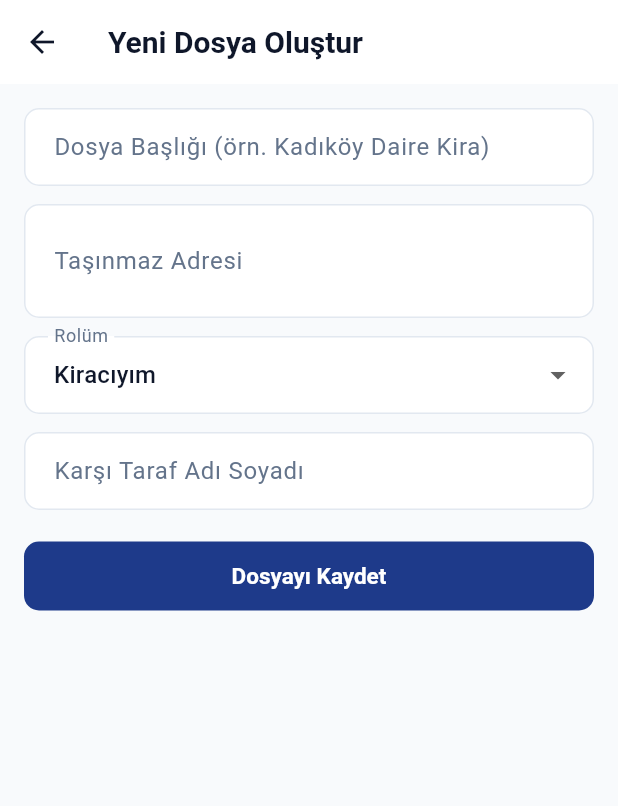
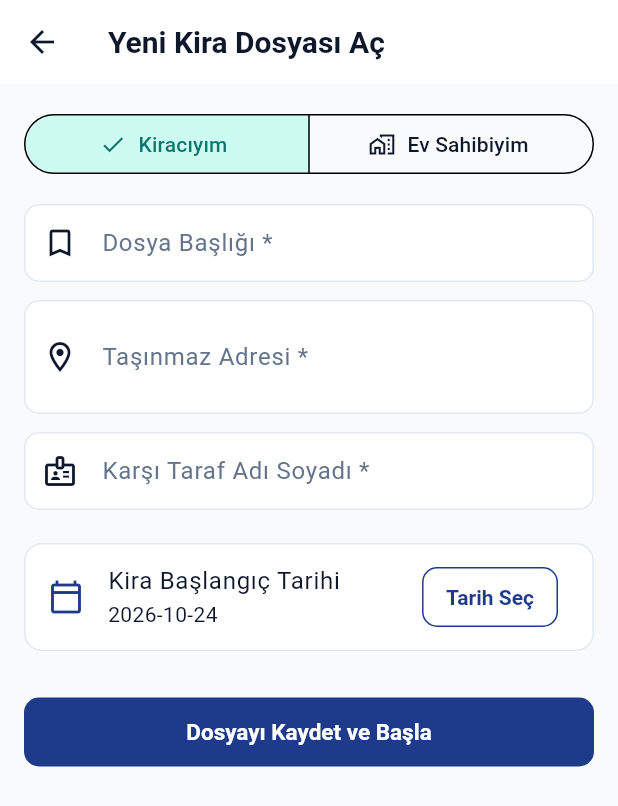
Before and after one commit to tubaknr/kiraci-app, a Flutter app: the CaseCreateView screen opened directly with empty values, on a phone screen of 412 x 824 dp. Shown: the top 806 px of the screen. Run offline on Flutter 3.47's test engine with Material 3 defaults, Android fonts, the phone set to English and light mode, and no system bars; our stand-ins replace local_auth, sqflite; accounts and stored records are empty.

Commit message:
feat(cases): T07 - CasesView and CaseCreateView full UI polish

```diff
--- a/lib/features/cases/view/case_create_view.dart
+++ b/lib/features/cases/view/case_create_view.dart
@@ -1,8 +1,9 @@
 import 'package:flutter/material.dart';
+import '../../../core/constants/app_colors.dart';
 import '../../../core/constants/view_status.dart';
 import '../controller/case_create_controller.dart';
 
-/// Mock Dosya Oluştur Ekranı (Sümeyye T07'de güncelleyecek)
+/// Dosya Oluştur Ekranı (Sümeyye - T07)
 class CaseCreateView extends StatefulWidget {
   final CaseCreateController controller;
   final VoidCallback? onSuccess;
@@ -18,11 +19,11 @@ class CaseCreateView extends StatefulWidget {
 }
 
 class _CaseCreateViewState extends State<CaseCreateView> {
-  final _titleController = TextEditingController();
-  final _addressController = TextEditingController();
-  final _otherPartyController = TextEditingController();
+  final TextEditingController _titleController = TextEditingController();
+  final TextEditingController _addressController = TextEditingController();
+  final TextEditingController _otherPartyController = TextEditingController();
   String _selectedRole = 'tenant';
-  final DateTime _leaseStart = DateTime.now();
+  DateTime _leaseStart = DateTime.now();
 
   @override
   void dispose() {
@@ -32,12 +33,24 @@ class _CaseCreateViewState extends State<CaseCreateView> {
     super.dispose();
   }
 
+  Future<void> _pickLeaseDate() async {
+    final DateTime? picked = await showDatePicker(
+      context: context,
+      initialDate: _leaseStart,
+      firstDate: DateTime(2000),
+      lastDate: DateTime(2100),
+    );
+    if (picked != null) {
+      setState(() => _leaseStart = picked);
+    }
+  }
+
   Future<void> _submit() async {
-    final success = await widget.controller.createCase(
-      title: _titleController.text,
-      address: _addressController.text,
+    final bool success = await widget.controller.createCase(
+      title: _titleController.text.trim(),
+      address: _addressController.text.trim(),
       myRole: _selectedRole,
-      otherPartyName: _otherPartyController.text,
+      otherPartyName: _otherPartyController.text.trim(),
       leaseStart: _leaseStart,
     );
 
@@ -50,80 +63,145 @@ class _CaseCreateViewState extends State<CaseCreateView> {
   @override
   Widget build(BuildContext context) {
     return Scaffold(
-      appBar: AppBar(title: const Text('Yeni Dosya Oluştur')),
+      appBar: AppBar(
+        title: const Text('Yeni Kira Dosyası Aç'),
+      ),
       body: SingleChildScrollView(
         padding: const EdgeInsets.all(16.0),
         child: Column(
           crossAxisAlignment: CrossAxisAlignment.stretch,
           children: [
+            _buildRoleSelector(),
+            const SizedBox(height: 16),
+            _buildTextFields(),
+            const SizedBox(height: 16),
+            _buildDatePickerTile(),
+            const SizedBox(height: 16),
+            _buildErrorMessage(),
+            const SizedBox(height: 8),
+            _buildSubmitButton(),
+          ],
+        ),
+      ),
+    );
+  }
+
+  Widget _buildRoleSelector() {
+    return SegmentedButton<String>(
+      segments: const [
+        ButtonSegment<String>(
+          value: 'tenant',
+          label: Text('Kiracıyım'),
+          icon: Icon(Icons.person_outline),
+        ),
+        ButtonSegment<String>(
+          value: 'landlord',
+          label: Text('Ev Sahibiyim'),
+          icon: Icon(Icons.home_work_outlined),
+        ),
+      ],
+      selected: {_selectedRole},
+      onSelectionChanged: (Set<String> newSelection) {
+        setState(() => _selectedRole = newSelection.first);
+      },
+    );
+  }
+
+  Widget _buildTextFields() {
+    return Column(
+      children: [
         TextField(
           controller: _titleController,
           decoration: const InputDecoration(
-                labelText: 'Dosya Başlığı (örn. Kadıköy Daire Kira)',
-                border: OutlineInputBorder(),
+            labelText: 'Dosya Başlığı *',
+            hintText: 'Örn: Kadıköy Moda Daire Kirası',
+            prefixIcon: Icon(Icons.bookmark_border),
           ),
         ),
         const SizedBox(height: 12),
         TextField(
           controller: _addressController,
+          maxLines: 2,
           decoration: const InputDecoration(
-                labelText: 'Taşınmaz Adresi',
-                border: OutlineInputBorder(),
+            labelText: 'Taşınmaz Adresi *',
+            hintText: 'İl, ilçe, mahalle, sokak, no, daire...',
+            prefixIcon: Icon(Icons.location_on_outlined),
           ),
-              maxLines: 2,
-            ),
-            const SizedBox(height: 12),
-            DropdownButtonFormField<String>(
-              initialValue: _selectedRole,
-              decoration: const InputDecoration(
-                labelText: 'Rolüm',
-                border: OutlineInputBorder(),
-              ),
-              items: const [
-                DropdownMenuItem(value: 'tenant', child: Text('Kiracıyım')),
-                DropdownMenuItem(value: 'landlord', child: Text('Ev Sahibiyim')),
-              ],
-              onChanged: (val) {
-                if (val != null) setState(() => _selectedRole = val);
-              },
         ),
         const SizedBox(height: 12),
         TextField(
           controller: _otherPartyController,
           decoration: const InputDecoration(
-                labelText: 'Karşı Taraf Adı Soyadı',
-                border: OutlineInputBorder(),
+            labelText: 'Karşı Taraf Adı Soyadı *',
+            hintText: 'Ev sahibi ya da kiracının adı',
+            prefixIcon: Icon(Icons.badge_outlined),
           ),
         ),
-            const SizedBox(height: 20),
-            ValueListenableBuilder<String?>(
-              valueListenable: widget.controller.errorMessage,
-              builder: (context, error, _) {
-                if (error == null) return const SizedBox.shrink();
-                return Padding(
-                  padding: const EdgeInsets.only(bottom: 12.0),
-                  child: Text(error, style: const TextStyle(color: Colors.red)),
+      ],
     );
-              },
-            ),
-            ValueListenableBuilder<ViewStatus>(
-              valueListenable: widget.controller.status,
-              builder: (context, status, _) {
-                if (status == ViewStatus.loading) {
-                  return const Center(child: CircularProgressIndicator());
   }
-                return ElevatedButton(
-                  onPressed: _submit,
-                  style: ElevatedButton.styleFrom(
-                    padding: const EdgeInsets.symmetric(vertical: 14),
-                  ),
-                  child: const Text('Dosyayı Kaydet'),
-                );
-              },
-            ),
-          ],
+
+  Widget _buildDatePickerTile() {
+    final String dateFormatted = _leaseStart.toIso8601String().substring(0, 10);
+
+    return Card(
+      child: ListTile(
+        leading: const Icon(Icons.calendar_today_outlined, color: AppColors.primary),
+        title: const Text('Kira Başlangıç Tarihi'),
+        subtitle: Text(dateFormatted),
+        trailing: OutlinedButton(
+          onPressed: _pickLeaseDate,
+          child: const Text('Tarih Seç'),
         ),
       ),
     );
   }
+
+  Widget _buildErrorMessage() {
+    return ValueListenableBuilder<String?>(
+      valueListenable: widget.controller.errorMessage,
+      builder: (BuildContext context, String? error, _) {
+        if (error == null || error.isEmpty) return const SizedBox.shrink();
+        return Container(
+          padding: const EdgeInsets.all(12),
+          decoration: BoxDecoration(
+            color: AppColors.error.withValues(alpha: 0.1),
+            borderRadius: BorderRadius.circular(8),
+            border: Border.all(color: AppColors.error),
+          ),
+          child: Row(
+            children: [
+              const Icon(Icons.error_outline, color: AppColors.error, size: 20),
+              const SizedBox(width: 8),
+              Expanded(
+                child: Text(
+                  error,
+                  style: const TextStyle(color: AppColors.error, fontSize: 13),
+                ),
+              ),
+            ],
+          ),
+        );
+      },
+    );
   }
+
+  Widget _buildSubmitButton() {
+    return ValueListenableBuilder<ViewStatus>(
+      valueListenable: widget.controller.status,
+      builder: (BuildContext context, ViewStatus status, _) {
+        final bool isLoading = status == ViewStatus.loading;
+        return ElevatedButton(
+          onPressed: isLoading ? null : _submit,
+          child: isLoading
+              ? const SizedBox(
+                  height: 20,
+                  width: 20,
+                  child: CircularProgressIndicator(strokeWidth: 2, color: Colors.white),
+                )
+              : const Text('Dosyayı Kaydet ve Başla'),
+        );
+      },
+    );
+  }
+}
```
Also changed, not shown: lib/features/cases/view/cases_view.dart (+185 -43 lines), 3 other files. Lines whose indentation alone changed are shown as unchanged.
